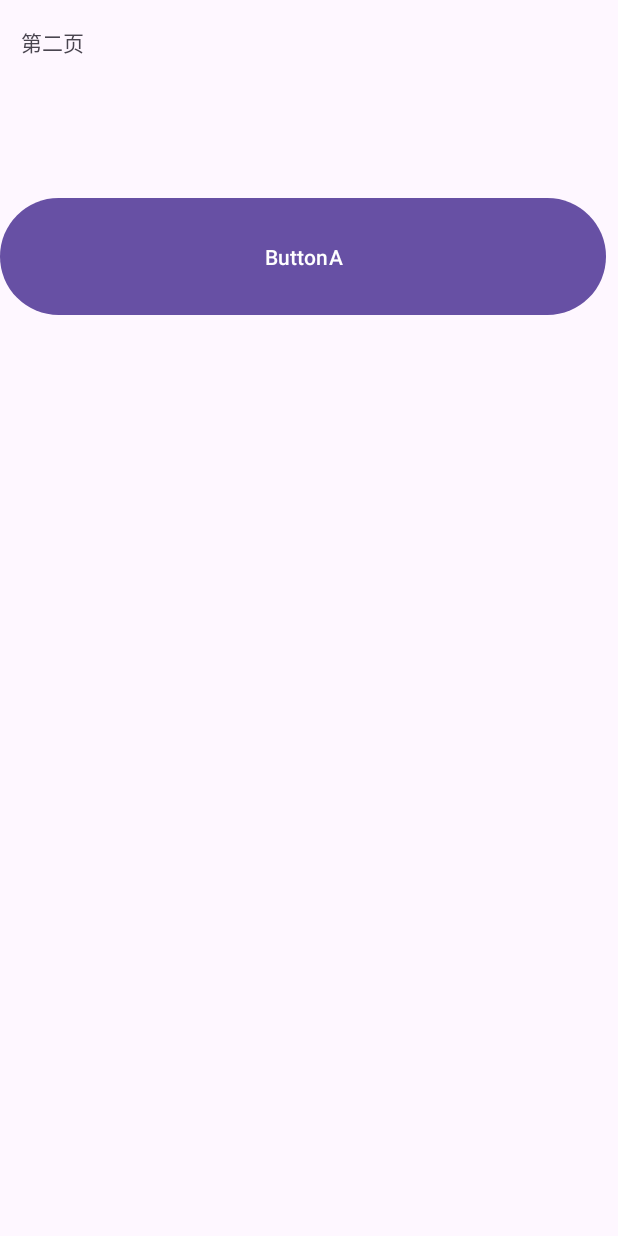
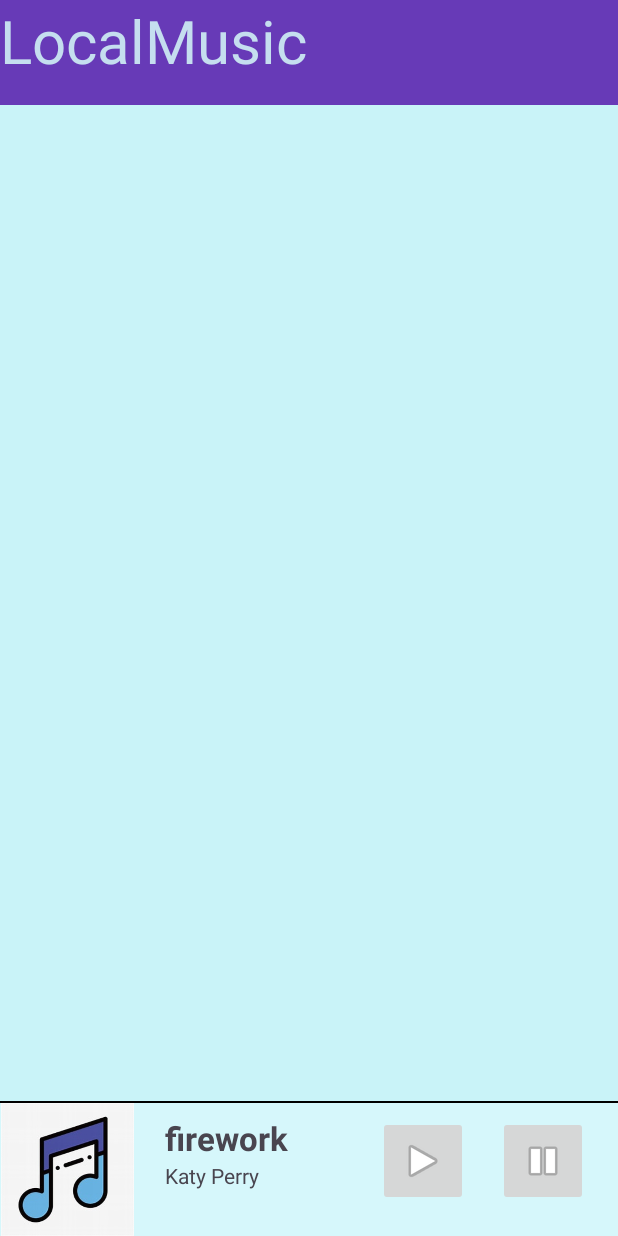
Before and after one commit to sp4rk-lp/HelloMusic, an Android app: the layout activity_main2.xml on its own in the app's theme, with its tools: preview values and no code run, on a phone screen of 412 x 824 dp. Run offline under Robolectric (Android 15) with nearby library versions, the phone set to English and light mode, and no system bars.

```diff
--- a/app/src/main/AndroidManifest.xml
+++ b/app/src/main/AndroidManifest.xml
@@ -12,6 +12,11 @@
         android:supportsRtl="true"
         android:theme="@style/Theme.MyApplication"
         tools:targetApi="31">
+        <service
+            android:name=".MyService"
+            android:enabled="true"
+            android:exported="true"></service>
+
         <activity
             android:name=".MainActivity2a"
             android:exported="false" />
@@ -27,6 +32,11 @@
                 <category android:name="android.intent.category.LAUNCHER" />
             </intent-filter>
         </activity>
+
+
+
+
+
     </application>
 
 </manifest>
--- a/app/src/main/java/com/example/myapplication/MainActivity2.java
+++ b/app/src/main/java/com/example/myapplication/MainActivity2.java
@@ -1,9 +1,10 @@
 package com.example.myapplication;
+
 
 import android.content.Intent;
 import android.os.Bundle;
 import android.view.View;
-import android.widget.TextView;
+import android.widget.Button;
 
 import androidx.activity.EdgeToEdge;
 import androidx.appcompat.app.AppCompatActivity;
@@ -12,30 +13,33 @@ import androidx.core.view.ViewCompat;
 import androidx.core.view.WindowInsetsCompat;
 
 public class MainActivity2 extends AppCompatActivity {
-
     @Override
     protected void onCreate(Bundle savedInstanceState) {
         super.onCreate(savedInstanceState);
-        EdgeToEdge.enable(this);
         setContentView(R.layout.activity_main2);
-        ViewCompat.setOnApplyWindowInsetsListener(findViewById(R.id.main), (v, insets) -> {
-            Insets systemBars = insets.getInsets(WindowInsetsCompat.Type.systemBars());
-            v.setPadding(systemBars.left, systemBars.top, systemBars.right, systemBars.bottom);
-            return insets;
-        });
-
-        Intent intent = getIntent();
-        String name = intent.getStringExtra("name");
-
-        // 使用获取到的数据，例如显示在TextView上
-        TextView textView = findViewById(R.id.textView3);  // 确保TextView的ID正确
-        textView.setText("Name: " + name);
 
 
 
-    }
-    public void MainActivity2a(View view) {
-        startActivity(new Intent(this,MainActivity2a.class));
+        View button1 = findViewById(R.id.button1);
+        View button2 = findViewById(R.id.button2);
+
+
+        button1.setOnClickListener(new View.OnClickListener() {
+            @Override
+            public void onClick(View view) {
+                Intent intent=new Intent(MainActivity2.this,MyService.class);
+                startService(intent);
+            }
+        });
+        button2.setOnClickListener(new View.OnClickListener() {
+            @Override
+            public void onClick(View view) {
+                Intent intent=new Intent(MainActivity2.this,MyService.class);
+                stopService(intent);
+            }
+        });
     }
 
+
+
 }
--- a/app/src/main/java/com/example/myapplication/MyService.java
+++ b/app/src/main/java/com/example/myapplication/MyService.java
@@ -2,10 +2,36 @@ package com.example.myapplication;
 
 import android.app.Service;
 import android.content.Intent;
+import android.media.MediaParser;
+import android.media.MediaPlayer;
 import android.os.IBinder;
+import android.provider.MediaStore;
+import android.util.Log;
+
+import androidx.annotation.Nullable;
 
 public class MyService extends Service {
+    MediaPlayer mediaPlayer;
     public MyService() {
+
+    }
+
+    @Override
+    public int onStartCommand(Intent intent,int flags,int startId){
+        mediaPlayer=MediaPlayer.create(this,R.raw.firework);
+        mediaPlayer.start();
+
+        Log.d("MusicService","开始播放");
+
+        return  super.onStartCommand(intent,flags,startId);
+    }
+
+    @Override
+    public void onDestroy(){
+
+        Log.d("MusicService","停止播放");
+        mediaPlayer.stop();
+        super.onDestroy();
     }
 
     @Override
--- a/app/src/main/res/layout/activity_main2.xml
+++ b/app/src/main/res/layout/activity_main2.xml
@@ -1,17 +1,82 @@
 <?xml version="1.0" encoding="utf-8"?>
-<androidx.constraintlayout.widget.ConstraintLayout xmlns:android="http://schemas.android.com/apk/res/android"
+<RelativeLayout xmlns:android="http://schemas.android.com/apk/res/android"
     xmlns:app="http://schemas.android.com/apk/res-auto"
     xmlns:tools="http://schemas.android.com/tools"
     android:id="@+id/main"
     android:layout_width="match_parent"
     android:layout_height="match_parent"
+    android:background="#C9F3F8"
     tools:context=".MainActivity2">
+
+    <RelativeLayout
+        android:id="@+id/local_music_bottom_layout"
+        android:layout_width="match_parent"
+        android:layout_height="90dp"
+        android:layout_alignParentBottom="true"
+        android:background="#D6F7FB">
+
+        <ImageView
+            android:layout_width="match_parent"
+            android:layout_height="1.5dp"
+            android:background="#000000" />
+
+        <ImageView
+            android:layout_width="90dp"
+            android:layout_height="88.5dp"
+            android:layout_alignParentBottom="true"
+            android:src="@drawable/th" />
+        <TextView
+            android:layout_width="wrap_content"
+            android:layout_height="wrap_content"
+            android:text="@string/firework"
+            android:textSize="22sp"
+            android:textStyle="bold"
+            android:layout_marginTop="10dp"
+            android:layout_marginStart="110dp"/>
+        <TextView
+            android:id="@+id/singer_name"
+            android:layout_width="wrap_content"
+            android:layout_height="wrap_content"
+            android:text="Katy Perry"
+            android:layout_marginTop="40dp"
+            android:layout_marginStart="110dp"/>
+        <ImageButton
+            android:id="@+id/button1"
+            android:layout_width="60dp"
+            android:layout_height="60dp"
+            android:layout_alignParentRight="true"
+            android:layout_marginRight="100dp"
+            android:layout_marginTop="10dp"
+            android:src="@android:drawable/ic_media_play"
+            android:clickable="true"
+            android:onClick="MyServer"
+            android:contentDescription="播放按钮" />
+
+        <ImageButton
+            android:id="@+id/button2"
+            android:layout_width="60dp"
+            android:layout_height="60dp"
+            android:layout_alignParentRight="true"
+            android:layout_marginRight="20dp"
+            android:layout_marginTop="10dp"
+            android:src="@android:drawable/ic_media_pause"
+            android:clickable="true"
+            android:onClick="MyServer"
+            android:contentDescription="暂停按钮" />
+
+
+
+    </RelativeLayout>
+
 
     <TextView
         android:id="@+id/textView"
-        android:layout_width="83dp"
-        android:layout_height="47dp"
-        android:text="@string/second_page"
+        android:layout_width="match_parent"
+        android:layout_height="70dp"
+        android:background="#673AB7"
+        android:text="@string/local_music"
+        android:textColor="#C5DEEF"
+        android:textSize="40sp"
         app:layout_constraintBottom_toBottomOf="parent"
         app:layout_constraintEnd_toEndOf="parent"
         app:layout_constraintHorizontal_bias="0.043"
@@ -19,27 +84,6 @@
         app:layout_constraintTop_toTopOf="parent"
         app:layout_constraintVertical_bias="0.022" />
 
-    <TextView
-        android:id="@+id/textView3"
-        android:layout_width="119dp"
-        android:layout_height="45dp"
-        app:layout_constraintBottom_toBottomOf="parent"
-        app:layout_constraintEnd_toEndOf="parent"
-        app:layout_constraintHorizontal_bias="0.0"
-        app:layout_constraintStart_toStartOf="parent"
-        app:layout_constraintTop_toTopOf="parent"
-        app:layout_constraintVertical_bias="0.099" />
 
-    <Button
-        android:id="@+id/button3"
-        android:layout_width="404dp"
-        android:layout_height="86dp"
-        android:onClick="MainActivity2a"
-        android:text="@string/ButtonA"
-        app:layout_constraintBottom_toBottomOf="parent"
-        app:layout_constraintEnd_toEndOf="parent"
-        app:layout_constraintHorizontal_bias="0.0"
-        app:layout_constraintStart_toStartOf="parent"
-        app:layout_constraintTop_toTopOf="parent"
-        app:layout_constraintVertical_bias="0.173" />
-</androidx.constraintlayout.widget.ConstraintLayout>
+
+</RelativeLayout>
--- a/app/src/main/res/values/strings.xml
+++ b/app/src/main/res/values/strings.xml
@@ -1,7 +1,9 @@
 <resources>
     <string name="app_name">My Application</string>
     <string name="start">开始体验</string>
-    <string name="second_page">第二页</string>
+    <string name="local_music">LocalMusic</string>
     <string name="ButtonA">ButtonA</string>
     <string name="pagea">a页面</string>
+    <string name="firework">firework</string>
+    <string name="Katy_Perry">Katy Perry</string>
 </resources>
```
